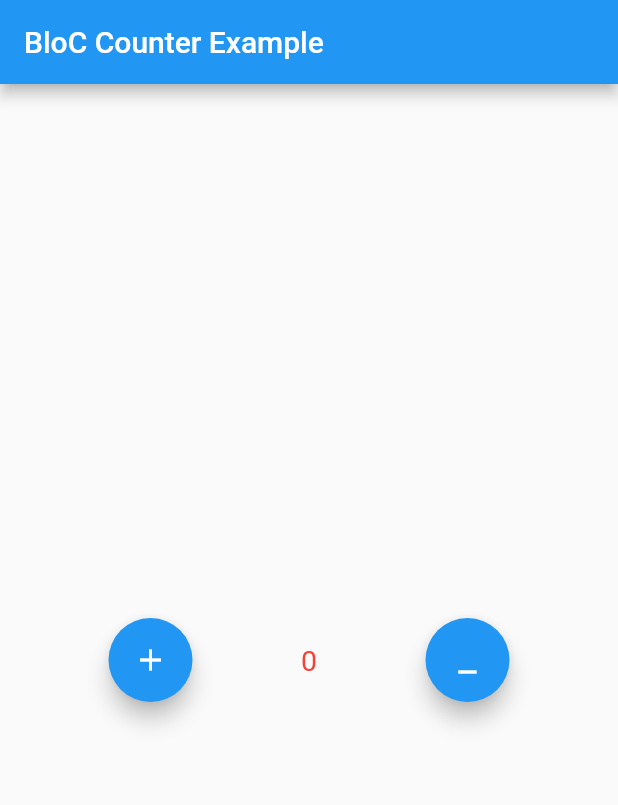
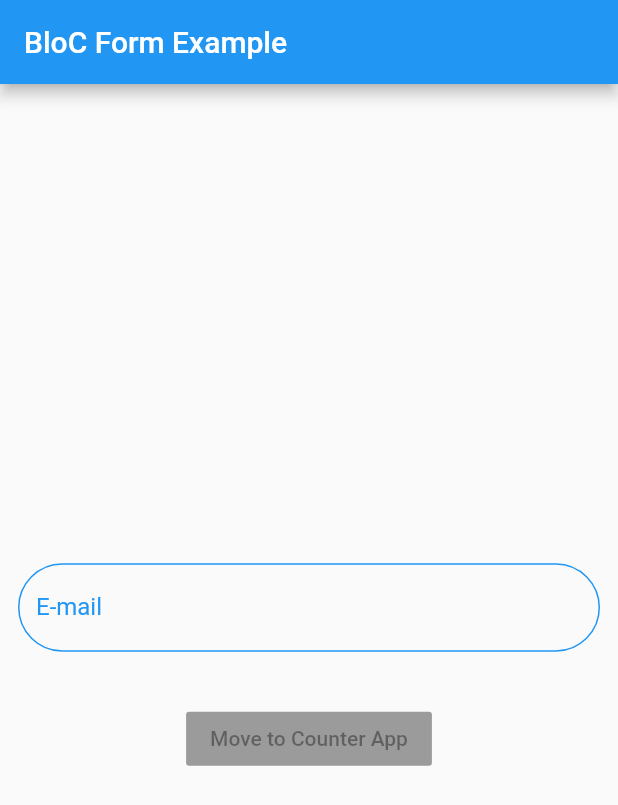
Before and after one commit to OmarBakry-eg/BloC_Pattren, a Flutter app: the screen it shows after launch, on a phone screen of 412 x 824 dp. Shown: the top 805 px of the screen. Run offline on Flutter 3.47's test engine with Material 2 defaults, Android fonts, the phone set to English and light mode, and no system bars; our stand-ins replace bloc, flutter_bloc.

Commit message:
first commit

```diff
--- a/lib/app.dart
+++ b/lib/app.dart
@@ -1,7 +1,8 @@
-import 'package:bloc_pattern/blocs/bloc_cubit.dart';
+import 'package:bloc_pattern/blocs/cubit/bloc_cubit.dart';
+import 'package:bloc_pattern/blocs/form/form_bloc.dart';
 import 'package:flutter/material.dart';
 import 'package:flutter_bloc/flutter_bloc.dart';
-import 'screens/counter_app.dart';
+import 'screens/form_app.dart';
 
 class MyApp extends StatelessWidget {
   @override
@@ -11,9 +12,13 @@ class MyApp extends StatelessWidget {
         BlocProvider(
           create: (context) => CounterCubit(),
         ),
+        BlocProvider(
+          create: (context) => FormBloc(),
+        ),
       ],
       child: MaterialApp(
-          home: CounterScreen(),
-        ));
+        home: FormValidation(),
+      ),
+    );
   }
 }
--- /dev/null
+++ b/lib/blocs/form/form_bloc.dart
@@ -0,0 +1,81 @@
+import 'package:bloc_pattern/blocs/form/form_event.dart';
+import 'package:bloc/bloc.dart';
+import 'package:flutter/material.dart';
+import 'form_state.dart';
+
+class FormBloc extends Bloc<FormEvent, FormChangingState> {
+  FormBloc() : super(const FormChangingState());
+
+  final GlobalKey<ScaffoldState> _scaffoldKey = GlobalKey<ScaffoldState>();
+
+  GlobalKey get scaffoldKey {
+    return _scaffoldKey;
+  }
+
+  @override
+  Stream<FormChangingState> mapEventToState(FormEvent event) async* {
+    if (event is EmailChanged) {
+      if (!event.email.contains("@")) {
+        yield FormChangingState(
+          emailError: FiledType.Invalid,
+          emailCondition: false,
+        );
+      } else if (event.email == null) {
+        yield FormChangingState(
+          emailError: FiledType.Empty,
+          emailCondition: false,
+        );
+      } else {
+        yield SuccessState(true);
+      }
+    }
+
+//    if (event is EmailSubmit) {
+//      if (event.email == null) {
+//        yield FormChangingState(
+//          emailError: FiledType.Empty,
+//          emailCondition: false,
+//        );
+//        yield changeUi(false);
+//      } else if (!event.email.contains('@')) {
+//        yield FormChangingState(
+//          emailError: FiledType.Empty,
+//          emailCondition: false,
+//        );
+//        yield changeUi(false);
+//      } else {
+//        yield changeUi(true);
+//        yield SuccessState();
+//      }
+//    }
+  }
+
+  navigate() {}
+
+//  changeUi(bool changeToWhat) {
+//    switch (changeToWhat) {
+//      case true:
+//        final SnackBar snackBar = SnackBar(
+//          content: Text(
+//            'Email is Valid',
+//            style: TextStyle(
+//              color: Colors.green,
+//            ),
+//          ),
+//        );
+//        _scaffoldKey.currentState.showSnackBar(snackBar);
+//        break;
+//      case false:
+//        final SnackBar snackBar = SnackBar(
+//          content: Text(
+//            'Email is Invalid',
+//            style: TextStyle(
+//              color: Colors.red,
+//            ),
+//          ),
+//        );
+//        _scaffoldKey.currentState.showSnackBar(snackBar);
+//        break;
+//    }
+//  }
+}
--- /dev/null
+++ b/lib/blocs/form/form_event.dart
@@ -0,0 +1,15 @@
+import 'package:flutter/cupertino.dart';
+
+abstract class FormEvent {
+  const FormEvent();
+}
+
+class EmailChanged extends FormEvent {
+  final String email;
+  EmailChanged({this.email});
+}
+
+class EmailSubmit extends FormEvent {
+  final String email;
+  EmailSubmit(this.email);
+}
--- /dev/null
+++ b/lib/blocs/form/form_state.dart
@@ -0,0 +1,18 @@
+class FormChangingState {
+  final FiledType emailError;
+  final bool emailCondition;
+  const FormChangingState({
+    this.emailCondition = true,
+    this.emailError,
+  });
+}
+
+class SuccessState extends FormChangingState {
+  final bool isDone;
+  SuccessState(this.isDone);
+}
+
+enum FiledType {
+  Invalid,
+  Empty,
+}
--- /dev/null
+++ b/lib/consts.dart
@@ -0,0 +1,18 @@
+import 'package:flutter/material.dart';
+
+String hint(bool change) => change ? 'E-mail' : 'Error';
+String helper(bool change) => change ? 'Ok!' : 'Invalid email';
+TextStyle textStyle(bool other, Color colorOne) {
+  return TextStyle(color: other ? colorOne : Colors.red);
+}
+
+OutlineInputBorder outlineInputBorder(bool switching) {
+  return OutlineInputBorder(
+    borderRadius: BorderRadius.circular(34),
+    borderSide: BorderSide(
+      width: 1,
+      color: switching ? Colors.blue : Colors.red,
+    ),
+    // errorText: (!state.text.contains('@')) ? 'Invalid email' : '',
+  );
+}
--- a/lib/main.dart
+++ b/lib/main.dart
@@ -1,7 +1,7 @@
 import 'package:bloc/bloc.dart';
 import 'package:flutter/material.dart';
 import 'package:flutter_bloc/flutter_bloc.dart';
-import 'blocs/bloc_observer.dart';
+import 'blocs/cubit/bloc_observer.dart';
 import 'app.dart';
 
 void main() {
--- a/lib/screens/counter_app.dart
+++ b/lib/screens/counter_app.dart
@@ -1,9 +1,8 @@
 import 'package:flutter/material.dart';
-import 'package:bloc_pattern/blocs/bloc_cubit.dart';
+import 'package:bloc_pattern/blocs/cubit/bloc_cubit.dart';
 import 'package:flutter_bloc/flutter_bloc.dart';
 
 class CounterScreen extends StatelessWidget {
-  static const routeName = '/counter_app';
   @override
   Widget build(BuildContext context) {
     return SafeArea(
@@ -23,15 +22,26 @@ class CounterScreen extends StatelessWidget {
                   mainAxisAlignment: MainAxisAlignment.spaceEvenly,
                   children: [
                     FloatingActionButton(
+                      heroTag: 'fas',
                       onPressed: () => context.bloc<CounterCubit>().increment(),
                       child: Icon(Icons.add),
                     ),
                     context.bloc<CounterCubit>().changeUi(),
                     FloatingActionButton(
+                      heroTag: 'da',
                       onPressed: () => context.bloc<CounterCubit>().decrement(),
                       child: Icon(Icons.minimize),
                     )
                   ],
+                ),
+                SizedBox(
+                  height: 10,
+                ),
+                RaisedButton(
+                  onPressed: () {
+                    Navigator.pop(context);
+                  },
+                  child: Text('Back'),
                 ),
               ],
             );
--- /dev/null
+++ b/lib/screens/form_app.dart
@@ -0,0 +1,66 @@
+import 'package:bloc_pattern/blocs/form/form_bloc.dart';
+import 'package:bloc_pattern/blocs/form/form_event.dart';
+import 'package:bloc_pattern/blocs/form/form_state.dart';
+import 'package:bloc_pattern/screens/counter_app.dart';
+import 'package:flutter/material.dart';
+import 'package:flutter_bloc/flutter_bloc.dart';
+import '../consts.dart';
+
+// ignore: must_be_immutable
+class FormValidation extends StatelessWidget {
+  String emailValue;
+  @override
+  Widget build(BuildContext context) {
+    return SafeArea(
+      child: Scaffold(
+          appBar: AppBar(
+            title: Text('BloC Form Example'),
+          ),
+          key: context.bloc<FormBloc>().scaffoldKey,
+          body: BlocBuilder<FormBloc, FormChangingState>(
+              builder: (context, state) {
+            return Center(
+              child: Column(
+                mainAxisAlignment: MainAxisAlignment.center,
+                crossAxisAlignment: CrossAxisAlignment.center,
+                children: [
+                  Padding(
+                    padding: EdgeInsets.all(12),
+                    child: TextField(
+                      onChanged: (val) {
+                        context.bloc<FormBloc>().add(EmailChanged(email: val));
+                        emailValue = val;
+                      },
+                      decoration: InputDecoration(
+                        hintText: hint(state.emailCondition),
+                        labelText: 'E-mail',
+                        labelStyle:
+                            textStyle(state.emailCondition, Colors.blue),
+                        helperText: emailValue == null
+                            ? ''
+                            : helper(state.emailCondition),
+                        helperStyle:
+                            textStyle(state.emailCondition, Colors.green),
+                        enabledBorder: outlineInputBorder(state.emailCondition),
+                        focusedBorder: outlineInputBorder(state.emailCondition),
+                      ),
+                    ),
+                  ),
+                  RaisedButton(
+                    onPressed: state.emailCondition && emailValue != null
+                        ? () {
+                            Navigator.push(context,
+                                MaterialPageRoute(builder: (context) {
+                              return CounterScreen();
+                            }));
+                          }
+                        : null,
+                    child: Text('Move to Counter App'),
+                  )
+                ],
+              ),
+            );
+          })),
+    );
+  }
+}
```
Also changed, not shown: lib/blocs/cubit/bloc_cubit.dart (renamed from lib/blocs/bloc_cubit.dart), lib/blocs/cubit/bloc_observer.dart (renamed from lib/blocs/bloc_observer.dart). Lines whose indentation alone changed are shown as unchanged.
